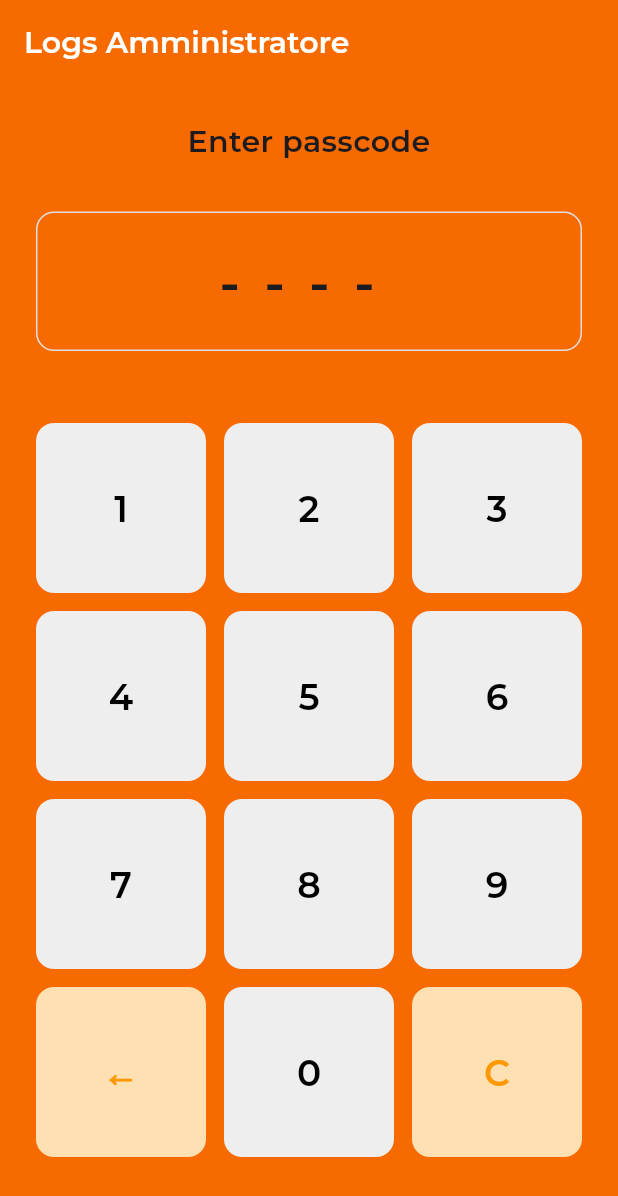
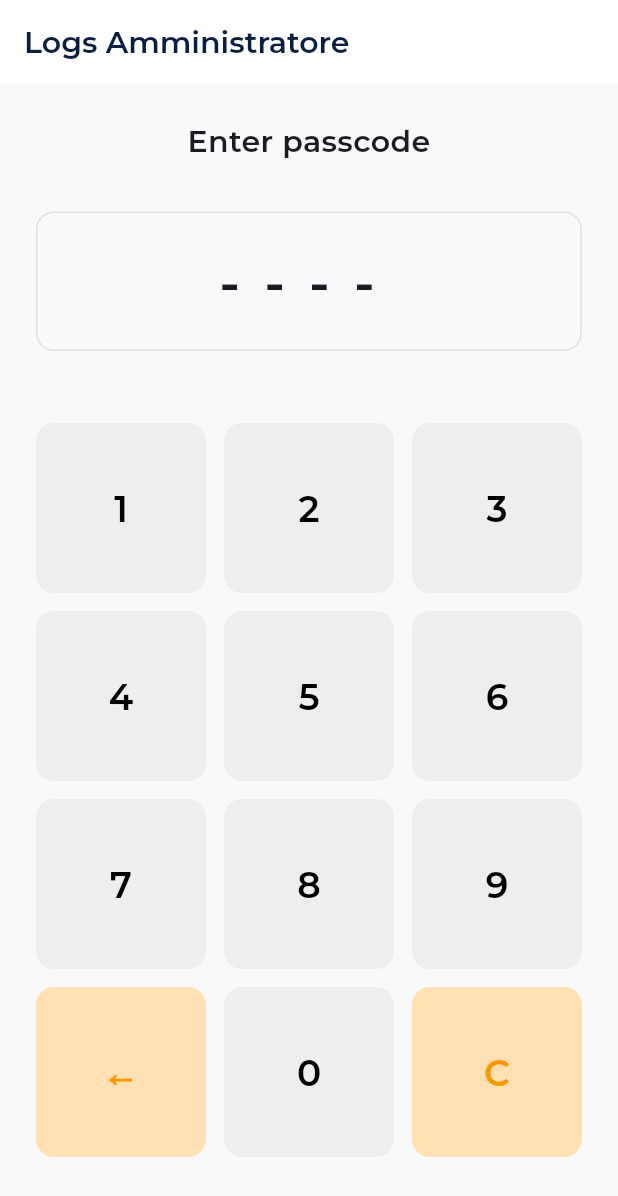
Before and after one commit to AlbertoNoris/pagocrypto, a Flutter app: the PasscodeView screen opened by its route, on a phone screen of 412 x 824 dp. Shown: the top 1196 px of the screen. Run offline on Flutter 3.47's test engine with Material 3 defaults, Android fonts, the phone set to English and light mode, and no system bars; our stand-ins replace flutter_svg, go_router, google_fonts, qr_flutter, shared_preferences; accounts and stored records are empty; project files that could hold a hidden picture were left out.

```diff
--- a/lib/src/core/theme/app_theme.dart
+++ b/lib/src/core/theme/app_theme.dart
@@ -2,10 +2,12 @@ import 'package:flutter/material.dart';
 import 'package:google_fonts/google_fonts.dart';
 
 class AppTheme {
-  static const Color primaryColor = Color(0xFFF76A00);
-  static const Color secondaryColor = Color(0xFF672400);
-  static const Color surfaceColor = Color(0xFFFFFFFF);
-  static const Color onSurfaceColor = Color(0xFF000000);
+  // Blue/white theme based on brand guidelines
+  static const Color primaryColor = Color(0xFF5B8FF9); // CryptoPOS blue
+  static const Color secondaryColor = Color(0xFF5B8FF9); // CryptoPOS blue
+  static const Color surfaceColor = Color(0xFFFFFFFF); // White
+  static const Color onSurfaceColor = Color(0xFF0A1E42); // Dark navy
+  static const Color backgroundColor = Color(0xFFF8F9FA); // Light background
 
   static final ThemeData
   lightTheme = ThemeData.light(useMaterial3: true).copyWith(
@@ -16,17 +18,17 @@ class AppTheme {
       surface: surfaceColor,
       onSurface: onSurfaceColor,
     ),
-    scaffoldBackgroundColor: primaryColor,
+    scaffoldBackgroundColor: backgroundColor,
     textTheme: GoogleFonts.montserratTextTheme(ThemeData.light().textTheme),
     appBarTheme: AppBarTheme(
-      backgroundColor: primaryColor,
+      backgroundColor: surfaceColor,
       elevation: 0,
       titleTextStyle: GoogleFonts.montserrat(
         fontSize: 20,
         fontWeight: FontWeight.w600,
-        color: Colors.white,
+        color: onSurfaceColor,
       ),
-      iconTheme: const IconThemeData(color: secondaryColor),
+      iconTheme: const IconThemeData(color: onSurfaceColor),
     ),
     floatingActionButtonTheme: const FloatingActionButtonThemeData(
       backgroundColor: secondaryColor,
@@ -35,7 +37,7 @@ class AppTheme {
 
     elevatedButtonTheme: ElevatedButtonThemeData(
       style: ElevatedButton.styleFrom(
-        backgroundColor: secondaryColor,
+        backgroundColor: primaryColor,
         foregroundColor: Colors.white,
         textStyle: GoogleFonts.montserrat(fontWeight: FontWeight.w600),
         padding: const EdgeInsets.symmetric(vertical: 16),
@@ -44,10 +46,10 @@ class AppTheme {
     ),
     inputDecorationTheme: InputDecorationTheme(
       labelStyle: GoogleFonts.montserrat(
-        color: Colors.white70,
+        color: onSurfaceColor,
         fontWeight: FontWeight.w500,
       ),
-      hintStyle: GoogleFonts.montserrat(color: Colors.white54),
+      hintStyle: GoogleFonts.montserrat(color: Colors.grey[600]),
       border: OutlineInputBorder(
         borderRadius: BorderRadius.circular(8),
         borderSide: BorderSide(color: Colors.grey[300]!, width: 1),
@@ -58,7 +60,7 @@ class AppTheme {
       ),
       focusedBorder: OutlineInputBorder(
         borderRadius: BorderRadius.circular(8),
-        borderSide: const BorderSide(color: secondaryColor, width: 2),
+        borderSide: const BorderSide(color: primaryColor, width: 2),
       ),
       contentPadding: const EdgeInsets.symmetric(horizontal: 16, vertical: 12),
     ),
@@ -71,7 +73,7 @@ class AppTheme {
       ),
     ),
     snackBarTheme: SnackBarThemeData(
-      backgroundColor: secondaryColor,
+      backgroundColor: primaryColor,
       contentTextStyle: GoogleFonts.montserrat(
         color: Colors.white,
         fontWeight: FontWeight.w500,
--- a/lib/src/features/payment_generator/views/home_view.dart
+++ b/lib/src/features/payment_generator/views/home_view.dart
@@ -49,7 +49,7 @@ class _HomeViewState extends State<HomeView> {
         leading: SizedBox(width: 48), // Placeholder for centering the logo
         title: SizedBox(
           height: 200,
-          child: SvgPicture.asset('assets/name.svg', fit: BoxFit.contain),
+          child: SvgPicture.asset('assets/name2.svg', fit: BoxFit.contain),
         ),
         elevation: 0,
         actions: [
@@ -248,13 +248,13 @@ class _HomeViewState extends State<HomeView> {
                   child: Container(
                     padding: const EdgeInsets.all(12),
                     decoration: BoxDecoration(
-                      color: const Color(0xFFFF6B6B),
+                      color: const Color(0xFFFFEBEE),
                       borderRadius: BorderRadius.circular(8),
                     ),
                     child: Text(
                       controller.errorMessage!,
                       style: const TextStyle(
-                        color: Colors.white,
+                        color: Color(0xFFC62828),
                         fontSize: 14,
                         fontWeight: FontWeight.w500,
                       ),
--- a/lib/src/features/payment_generator/views/passcode_view.dart
+++ b/lib/src/features/payment_generator/views/passcode_view.dart
@@ -98,14 +98,14 @@ class _PasscodeViewState extends State<PasscodeView> {
                     child: Container(
                       padding: const EdgeInsets.all(12),
                       decoration: BoxDecoration(
-                        color: const Color(0xFFFF6B6B),
+                        color: const Color(0xFFFFEBEE),
                         borderRadius: BorderRadius.circular(8),
                       ),
                       child: Text(
                         controller.errorMessage!,
                         textAlign: TextAlign.center,
                         style: const TextStyle(
-                          color: Colors.white,
+                          color: Color(0xFFC62828),
                           fontWeight: FontWeight.w500,
                         ),
                       ),
--- a/lib/src/features/payment_generator/views/settings_view.dart
+++ b/lib/src/features/payment_generator/views/settings_view.dart
@@ -122,13 +122,13 @@ class _SettingsViewState extends State<SettingsView> {
                     child: Container(
                       padding: const EdgeInsets.all(12),
                       decoration: BoxDecoration(
-                        color: const Color(0xFFFF6B6B),
+                        color: const Color(0xFFFFEBEE),
                         borderRadius: BorderRadius.circular(8),
                       ),
                       child: Text(
                         controller.errorMessage!,
                         style: const TextStyle(
-                          color: Colors.white,
+                          color: Color(0xFFC62828),
                           fontWeight: FontWeight.w500,
                         ),
                       ),
```
Also changed, not shown: lib/src/core/services/qr_proxy_service.dart (+37 -77 lines), lib/src/features/payment_generator/controllers/payment_generator_controller.dart (+31 -33 lines), lib/src/features/payment_generator/views/qr_display_view.dart (+11 -60 lines), lib/src/features/payment_generator/widgets/styled_qr.dart (added, +39 -0 lines), assets/qr_center2.png (added).
